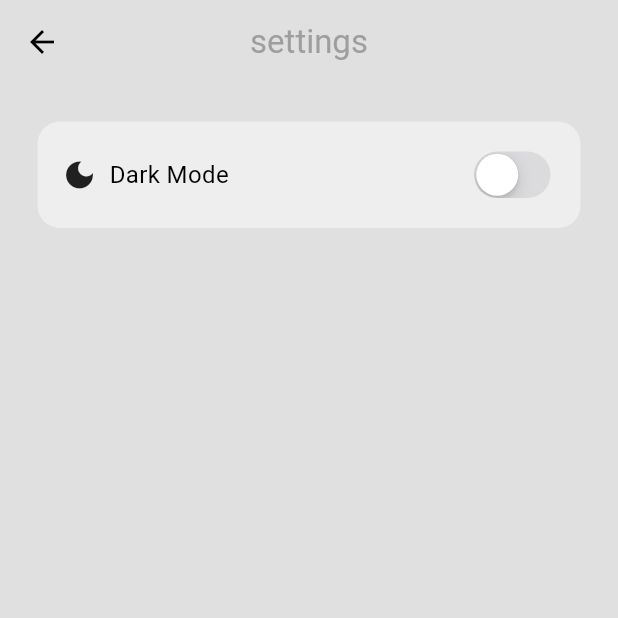
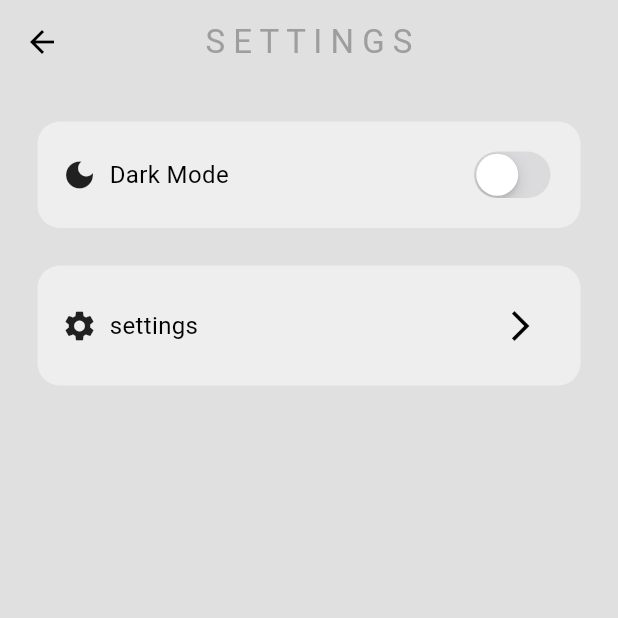
Before and after one commit to danielAdrah/talky, a Flutter app: the screen it shows once a user with an empty profile is signed in, in the side drawer, after a tap on "S E T T I N G S", on a phone screen of 412 x 824 dp, the top half of it. Run offline on Flutter 3.47's test engine with Material 3 defaults, Android fonts, the phone set to English and light mode, and no system bars; our stand-ins replace animate_do, cloud_firestore, firebase_auth, firebase_core; accounts and stored records are empty.

```diff
--- a/lib/view/home_page.dart
+++ b/lib/view/home_page.dart
@@ -26,7 +26,7 @@ class _HomePageState extends State<HomePage> {
           backgroundColor: Colors.transparent,
           centerTitle: true,
           title: Text(
-            'Home',
+            'U S E R S',
             style: TextStyle(color: Theme.of(context).colorScheme.primary),
           ),
         ),
@@ -38,7 +38,7 @@ class _HomePageState extends State<HomePage> {
 
   Widget userBuilder() {
     return StreamBuilder(
-        stream: chatService.getUserStream(),
+        stream: chatService.getUsersExcludeBlocked(),
         builder: (context, snapshot) {
           if (snapshot.hasError) {
             return Center(
--- a/lib/view/settings.dart
+++ b/lib/view/settings.dart
@@ -3,6 +3,7 @@
 import 'package:flutter/cupertino.dart';
 import 'package:flutter/material.dart';
 import 'package:provider/provider.dart';
+import 'package:talky/view/blocked_user.dart';
 
 import '../themes/theme_provider.dart';
 
@@ -22,7 +23,7 @@ class _SettingsState extends State<Settings> {
           backgroundColor: Colors.transparent,
           centerTitle: true,
           title: Text(
-            'settings',
+            'S E T T I N G S',
             style: TextStyle(color: Theme.of(context).colorScheme.primary),
           ),
         ),
@@ -30,6 +31,7 @@ class _SettingsState extends State<Settings> {
           child: SingleChildScrollView(
             child: Column(
               children: [
+                //dark mode switch
                 Container(
                   decoration: BoxDecoration(
                     color: Theme.of(context).colorScheme.secondary,
@@ -62,6 +64,40 @@ class _SettingsState extends State<Settings> {
                     ],
                   ),
                 ),
+                //blocked users list
+                Container(
+                  decoration: BoxDecoration(
+                    color: Theme.of(context).colorScheme.secondary,
+                    borderRadius: BorderRadius.circular(15),
+                  ),
+                  margin: EdgeInsets.only(right: 25, left: 25),
+                  padding: EdgeInsets.all(16),
+                  child: Row(
+                    mainAxisAlignment: MainAxisAlignment.spaceBetween,
+                    children: [
+                      Row(
+                        crossAxisAlignment: CrossAxisAlignment.center,
+                        children: [
+                          Icon(Icons.settings),
+                          SizedBox(width: 8),
+                          Text(
+                            "settings",
+                            style: TextStyle(fontSize: 16),
+                          ),
+                        ],
+                      ),
+                      IconButton(
+                        onPressed: () {
+                          Navigator.push(
+                              context,
+                              MaterialPageRoute(
+                                  builder: (context) => BlockedUser()));
+                        },
+                        icon: Icon(Icons.arrow_forward_ios),
+                      ),
+                    ],
+                  ),
+                ),
               ],
             ),
           ),
```
Also changed, not shown: lib/components/chat_bubble.dart (+112 -2 lines), lib/view/blocked_user.dart (added, +81 -0 lines), lib/view/chat_view.dart (+6 -2 lines).
